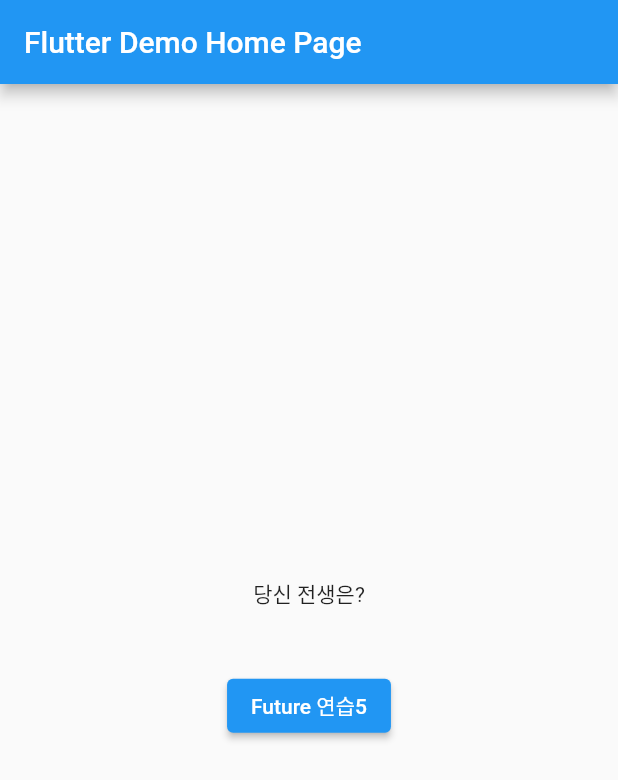
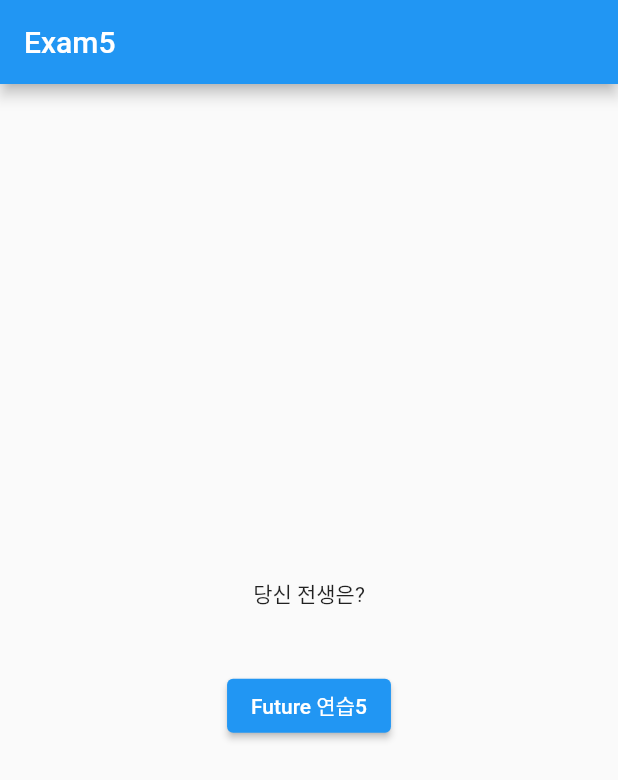
Before and after one commit to fulmoon/Future_exam5, a Flutter app: the screen it shows after launch, on a phone screen of 412 x 824 dp. Shown: the top 780 px of the screen. Run offline on Flutter 3.47's test engine with Material 2 defaults, Android fonts, the phone set to English and light mode, and no system bars.

Commit message:
Feat: add condition follow laoding on Air

```diff
--- a/lib/main.dart
+++ b/lib/main.dart
@@ -1,4 +1,5 @@
 import 'package:flutter/material.dart';
+import 'dart:math';
 
 void main() {
   runApp(const MyApp());
@@ -14,7 +15,7 @@ class MyApp extends StatelessWidget {
       theme: ThemeData(
         primarySwatch: Colors.blue,
       ),
-      home: const MyHomePage(title: 'Flutter Demo Home Page'),
+      home: const MyHomePage(title: 'Exam5'),
     );
   }
 }
@@ -29,17 +30,11 @@ class MyHomePage extends StatefulWidget {
 }
 
 class _MyHomePageState extends State<MyHomePage> {
-  var Greatman = ['이순신', '세종대왕', '광개토대왕', '다빈치', '피타고라스', '다윈', '에디슨', '아인슈타인', '링컨', '튜링', ];
+  var greatMan = ['이순신', '세종대왕', '광개토대왕', '다빈치', '피타고라스', '다윈', '에디슨', '아인슈타인', '링컨', '튜링', ];
   int index = 0;
-  String pastman = '';
-
-  String exam5() {
-    setState(() {
-      index++;
-    });
-    String result = Greatman[index];
-    return result;
-  }
+  String pastMan = '';
+  bool isLoading = false;
+  var randomNumber = Random();
 
   @override
   Widget build(BuildContext context) {
@@ -54,20 +49,43 @@ class _MyHomePageState extends State<MyHomePage> {
             const Text(
               '당신 전생은?',
             ),
-            Text(
-              '$pastman',
-              style: Theme.of(context).textTheme.headline4,
-            ),
+            _buildText(),
             ElevatedButton(
-                onPressed: (){
-                  pastman = exam5();
+                onPressed: () async {
+                  pastMan = await exam5();
                 },
                 child: const Text('Future 연습5'),
-            )
+            ),
           ]
         ),
       ),
+    );
+  }
 
+  Future<String> exam5() async{
+    setState(() {
+      //index++;
+      isLoading = true;
+    });
+
+    await Future.delayed(const Duration(seconds: 3));
+
+    setState((){
+      index = randomNumber.nextInt(greatMan.length);
+      isLoading = false;
+    });
+
+    String result = greatMan[index];
+    return result;
+  }
+
+  Widget _buildText(){
+    if (isLoading){
+      return const CircularProgressIndicator();
+    }
+    return Text(
+      pastMan,
+      style: Theme.of(context).textTheme.headline4,
     );
   }
 }
```
Also changed, not shown: lib/future_exam5.dart (added, +17 -0 lines).
